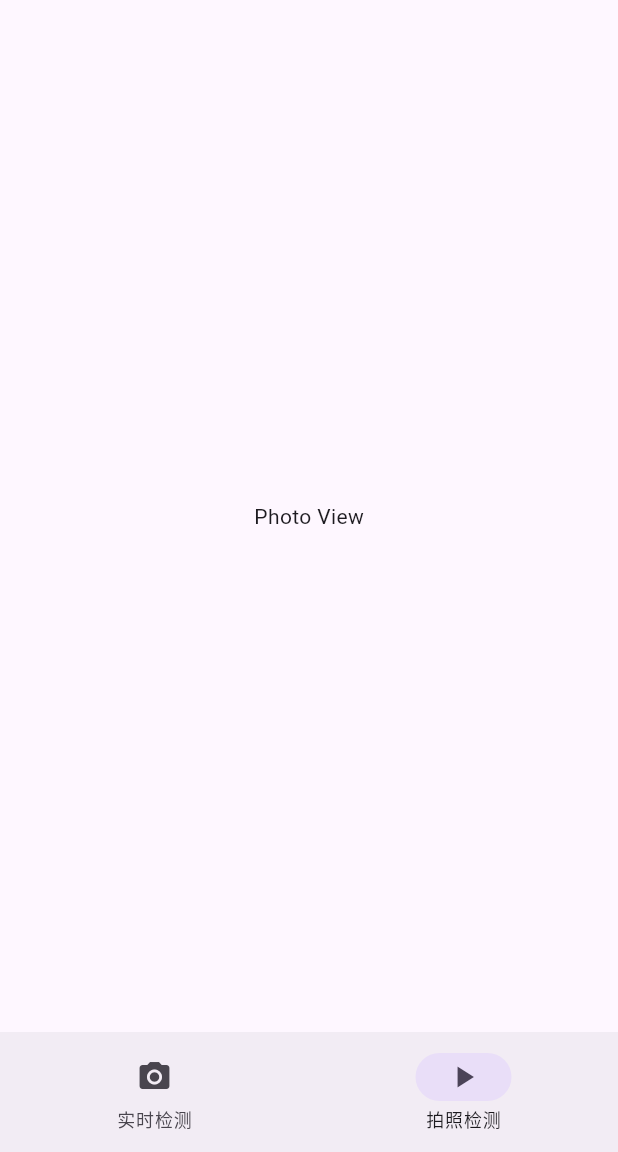
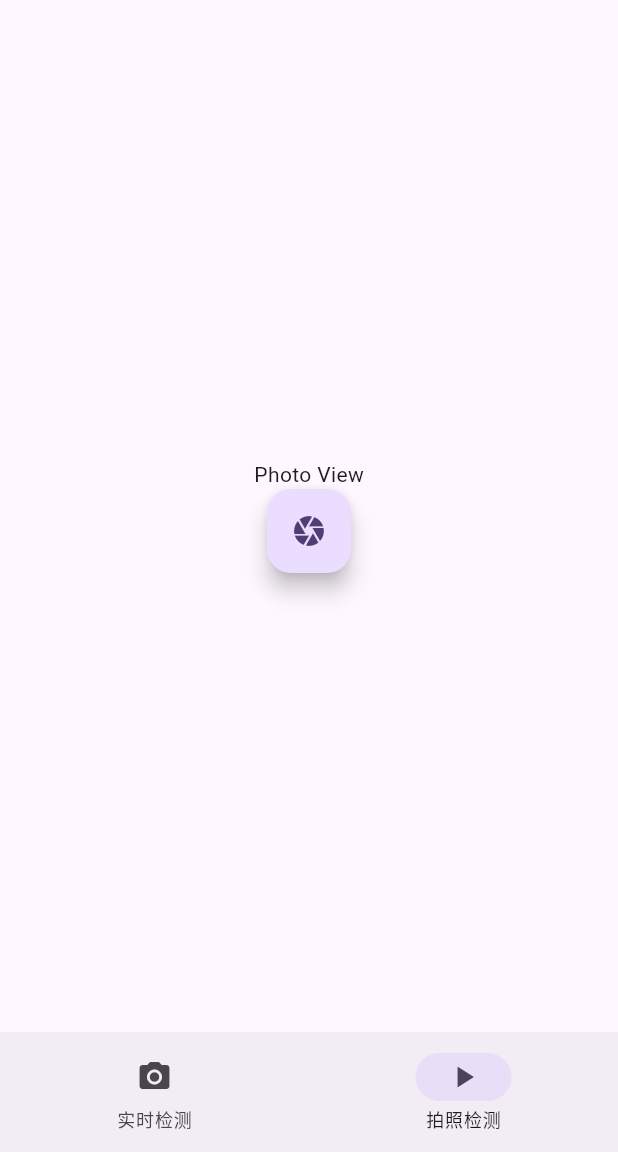
Before and after one commit to Sunhill666/dart_ncnn_yolov8, a Flutter app: the screen it shows after launch, item 2 of the bottom bar chosen, on a phone screen of 412 x 824 dp, the part 84-1236 px from its top. Run offline on Flutter 3.47's test engine with Material 3 defaults, Android fonts, the phone set to English and light mode, and no system bars; our stand-ins replace camera, flutter_image_compress, flutter_riverpod, freezed_annotation, hooks_riverpod, image_picker and 2 more; missing offline and left inert: dart:ffi; generated files the repository leaves out were written again.

Commit message:
improve fps.

```diff
--- a/example/lib/views/detect_view.dart
+++ b/example/lib/views/detect_view.dart
@@ -23,7 +23,7 @@ class DetectView extends HookConsumerWidget {
                 context,
                 MaterialPageRoute(
                   builder: (context) =>
-                    const CameraPage(detection: true),
+                    const CameraPage(),
                 ),
               );
             },
--- a/example/lib/views/photo_view.dart
+++ b/example/lib/views/photo_view.dart
@@ -1,23 +1,60 @@
 import 'package:flutter/material.dart';
+import 'package:flutter_image_compress/flutter_image_compress.dart';
+import 'package:hooks_riverpod/hooks_riverpod.dart';
+import 'package:image_picker/image_picker.dart';
+import 'package:path_provider/path_provider.dart';
 
-class PhotoView extends StatefulWidget {
-  const PhotoView({super.key});
+import '../providers/ncnn_yolo_controller.dart';
+import '../utils/logger.dart';
+import 'picture_view.dart';
+
+class PhotoView extends HookConsumerWidget {
+  const PhotoView({
+    super.key,
+  });
 
   @override
-  State<PhotoView> createState() => _PhotoViewState();
-}
-
-class _PhotoViewState extends State<PhotoView> {
-  int currentPageIndex = 0;
-  @override
-  Widget build(BuildContext context) {
-    return const Center(
+  Widget build(BuildContext context, WidgetRef ref) {
+    return Center(
       child: Column(
         mainAxisAlignment: MainAxisAlignment.center,
         children: <Widget>[
-          Text(
+          const Text(
             "Photo View",
           ),
+          FloatingActionButton(
+              onPressed: () async {
+                try {
+                  final image =
+                      await ImagePicker().pickImage(source: ImageSource.camera);
+                  if (image == null) return;
+
+                  await ref.read(ncnnYoloController.notifier).initialize();
+                  final dir = (await getTemporaryDirectory()).path;
+                  final compressedFile = '$dir/ncnn_yolo_flutter_example.jpg';
+                  final compressed =
+                      await FlutterImageCompress.compressAndGetFile(
+                    image.path,
+                    compressedFile,
+                    quality: 100,
+                  );
+                  if (compressed == null) return;
+                  await ref
+                      .read(ncnnYoloController.notifier)
+                      .detectFromImageFile(XFile(compressed.path));
+
+                  if (!context.mounted) return;
+                  // If the picture was taken, display it on a new screen.
+                  await Navigator.of(context).push(
+                    MaterialPageRoute(
+                      builder: (context) => const DisplayPictureScreen(),
+                    ),
+                  );
+                } catch (e) {
+                  logger.e(e);
+                }
+              },
+              child: const Icon(Icons.camera)),
         ],
       ),
     );
--- a/lib/dart_ncnn_yolov8.dart
+++ b/lib/dart_ncnn_yolov8.dart
@@ -95,7 +95,7 @@ class DartNcnnYolo {
       tempModelPath as Pointer<Char>,
       tempParamPath as Pointer<Char>,
       targetSize,
-      0,
+      1,
     );
 
     calloc
--- a/pubspec.yaml
+++ b/pubspec.yaml
@@ -1,5 +1,5 @@
 name: dart_ncnn_yolov8
-description: "A new Flutter FFI plugin project."
+description: "A plugin use ncnn drive yolov8."
 version: 0.0.1
 homepage:
 
```
Also changed, not shown: example/lib/pages/camera_page.dart (+2 -81 lines), example/lib/providers/my_camera_controller.dart (+14 -0 lines), example/lib/views/picture_view.dart (added, +50 -0 lines), 3 other files.
